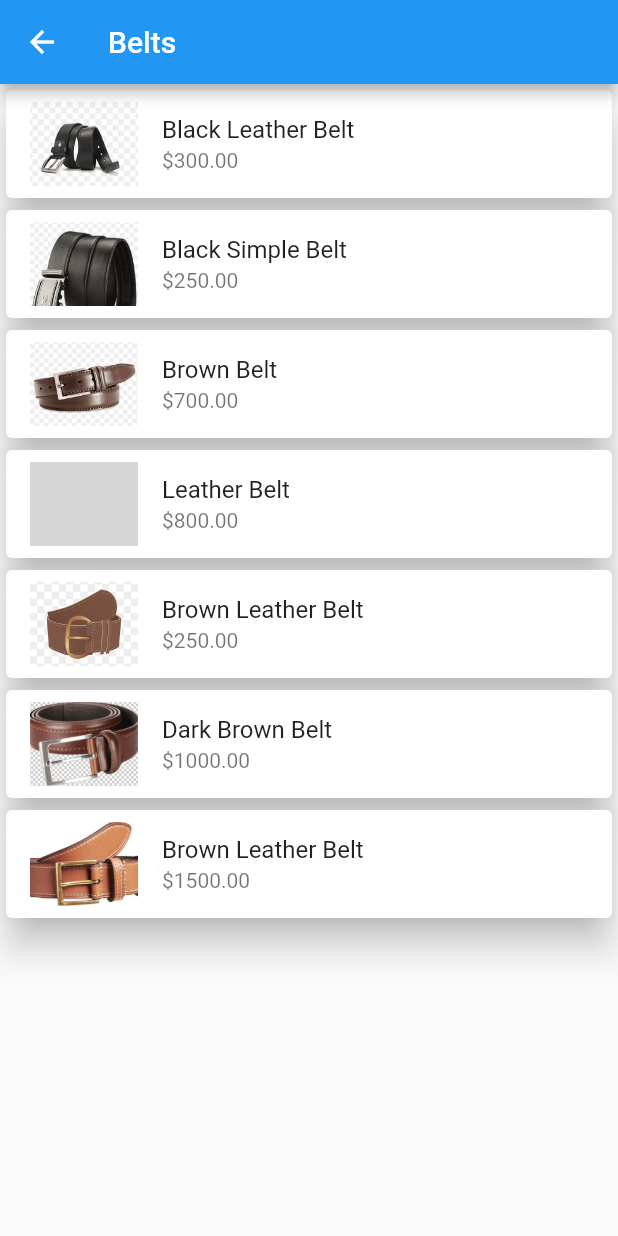
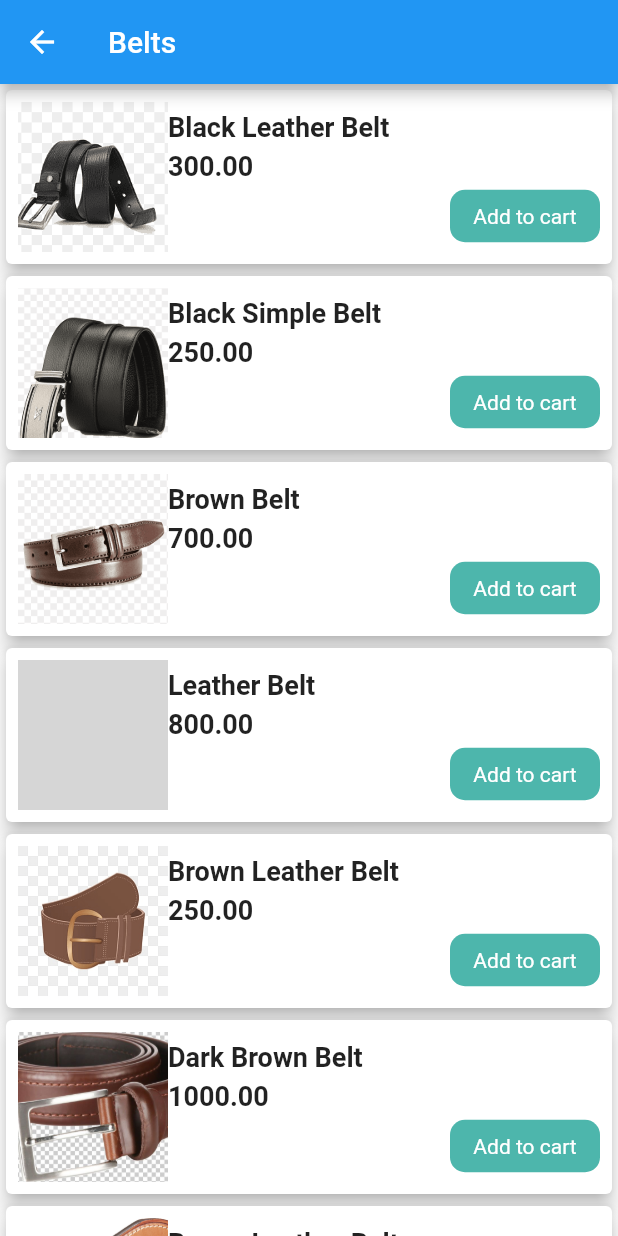
Before and after one commit to rjunaidd/open-mart, a Flutter app: the ItemListScreen screen opened directly with sample values from the repository, on a phone screen of 412 x 824 dp. Run offline on Flutter 3.47's test engine with Material 2 defaults, Android fonts, the phone set to English and light mode, and no system bars; our stand-ins replace image_picker, loading_animation_widget, shared_preferences; accounts and stored records are empty; grey boxes are pictures that could not be loaded.

Commit message:
diplay changing

```diff
--- a/lib/product_list/item_list.dart
+++ b/lib/product_list/item_list.dart
@@ -25,18 +25,85 @@ class ItemListScreen extends StatelessWidget {
 
   Widget buildItemTile(Item Item) {
     return Card(
-      elevation: 10,
-      child: ListTile(
-        title: Text(Item.name),
-        subtitle: Text('\$${Item.price.toStringAsFixed(2)}'),
-        leading: Image.asset(
-          Item.imagePath,
-          width: 72, // Adjust the width as needed
-          height: 72, // Adjust the height as needed
-          fit: BoxFit.cover,
+      elevation: 5,
+      child: Padding(
+        padding: const EdgeInsets.all(8.0),
+        child: Column(
+          mainAxisAlignment: MainAxisAlignment.center,
+          crossAxisAlignment:CrossAxisAlignment.start ,
+          children: [
+            Row(
+              mainAxisAlignment: MainAxisAlignment.start,
+              crossAxisAlignment: CrossAxisAlignment.center,
+              mainAxisSize: MainAxisSize.max,
+              children: [
+                Image.asset(
+                  height: 100,
+                  width: 100,
+                  Item.imagePath,
+                  fit: BoxFit.cover,
+                ),
+                Expanded(
+                  child: Column(
+                    mainAxisAlignment: MainAxisAlignment.start,
+                    crossAxisAlignment: CrossAxisAlignment.start,
+                    children: [
+                      Text(
+                        Item.name ,
+                        style:const TextStyle(
+                            fontSize: 18,
+                            fontWeight: FontWeight.w600
+                        ),
+                      ),
+                      const SizedBox(
+                        height: 5
+                      ),
+                      Text('${Item.price.toStringAsFixed(2)}' ,
+                      style:const TextStyle(
+                          fontSize: 18,
+                          fontWeight: FontWeight.w600
+                      ),
+                      ),
+                      const SizedBox(
+                          height: 5
+                      ),
+                      Align(
+                        alignment: Alignment.centerRight,
+                        child: Container(
+                          height: 35,
+                          width: 100,
+                          decoration: BoxDecoration(
+                            color: Colors.teal.shade300,
+                            borderRadius: BorderRadius.circular(10)
+                          ),
+                          child:const Center(
+                              child: Text("Add to cart",
+                          style: TextStyle(
+                            color: Colors.white
+                          ),)),
+                        ),
+                      ),
+                    ],
+                  ),
+                ),
+              ],
+            ),
+          ],
         ),
-        // Add item details or actions here...
       ),
     );
   }
 }
+
+//
+// ListTile(
+// title: Text(Item.name),
+// subtitle: Text('${Item.price.toStringAsFixed(2)}'),
+// leading: Image.asset(
+// Item.imagePath,
+// width: 72, // Adjust the width as needed
+// height: 72, // Adjust the height as needed
+// fit: BoxFit.cover,
+// ),
+// // Add item details or actions here...
+// ),
--- a/pubspec.yaml
+++ b/pubspec.yaml
@@ -38,6 +38,7 @@ dependencies:
   loading_animation_widget: ^1.2.0+4
   shared_preferences: ^2.2.1
   badges: ^3.1.1
+  image_picker: ^1.0.4
 
 
 dev_dependencies:
```
Also changed, not shown: lib/Change Email/change_email.dart (added, +15 -0 lines), lib/Change Password/password_change.dart (added, +15 -0 lines), lib/Name Display/display_name_screen.dart (added, +15 -0 lines), lib/Number Change/display_name_change.dart (added, +15 -0 lines), lib/display picture/components/button_comp.dart (added, +27 -0 lines), lib/display picture/display_picture_screen.dart (added, +83 -0 lines), lib/drawer/drawers.dart (+13 -7 lines), lib/drawer/dropdown_menu.dart (added, +62 -0 lines), lib/drawer/profile_pic.dart (added, +10 -0 lines), lib/home_screen.dart (+7 -6 lines), lib/drawer/Compenent/drawer_components.dart (renamed from lib/drawer/drawer_components.dart), pubspec.lock, 5 other files.
